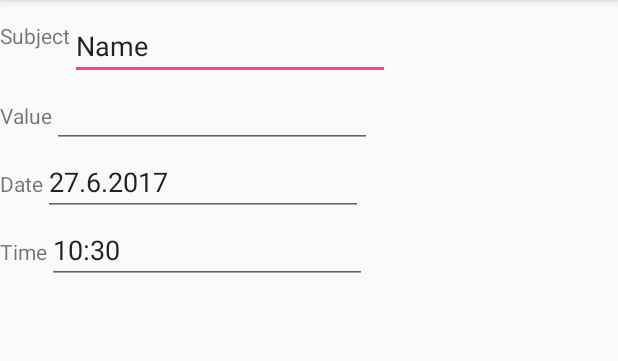
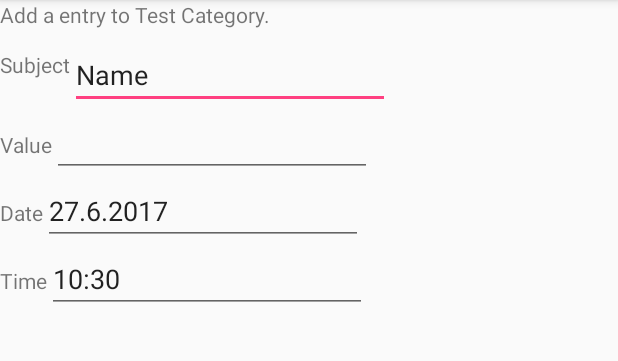
Before and after one commit to senden9/accountBookAndroid, an Android app: the screen it shows after launch (AddEntry), after a tap on "Test Category", on a phone screen of 412 x 824 dp, the part 84-445 px from its top. Run offline under Robolectric (Android 15) with nearby library versions, the phone set to English and light mode, and no system bars.

Commit message:
Add extra data to activity linking.

```diff
--- a/app/src/main/java/com/stefano_probst/gridtest/AddEntry.java
+++ b/app/src/main/java/com/stefano_probst/gridtest/AddEntry.java
@@ -2,10 +2,13 @@ package com.stefano_probst.gridtest;
 
 import android.app.DatePickerDialog;
 import android.app.TimePickerDialog;
+import android.content.Intent;
+import android.database.sqlite.SQLiteDatabase;
 import android.support.v7.app.AppCompatActivity;
 import android.os.Bundle;
 import android.view.View;
 import android.widget.EditText;
+import android.widget.TextView;
 import android.widget.TimePicker;
 import android.widget.DatePicker;
 
@@ -13,12 +16,19 @@ import java.util.Calendar;
 
 public class AddEntry extends AppCompatActivity {
 
-    private int mHour, mMinute, mYear, mMonth, mDay;
+    private int mHour, mMinute, mYear, mMonth, mDay, mID;
+    private CategoryDbHelper mCategoryDB;
+    private SQLiteDatabase db;
+
 
     @Override
     protected void onCreate(Bundle savedInstanceState) {
         super.onCreate(savedInstanceState);
         setContentView(R.layout.activity_add_entry);
+
+        mCategoryDB = new CategoryDbHelper(getApplicationContext());
+        db = mCategoryDB.getWritableDatabase();
+
         final Calendar c = Calendar.getInstance();
         mHour = c.get(Calendar.HOUR_OF_DAY);
         mMinute = c.get(Calendar.MINUTE);
@@ -31,6 +41,12 @@ public class AddEntry extends AppCompatActivity {
         ((EditText)findViewById(R.id.entry_time)).setText(hourStr+":"+minuteStr);
 
         ((EditText)findViewById(R.id.entry_date)).setText(mDay + "." + (mMonth + 1) + "." + mYear);
+
+        // Get the Intent that started this activity and extract the string
+        Intent intent = getIntent();
+        String message = intent.getStringExtra(MainActivity.EXTRA_MESSAGE);
+        mID = Integer.parseInt(message);
+        ((TextView)findViewById(R.id.header)).setText("Add a entry to " + mCategoryDB.getName(db, mID) + ".");
     }
 
     public void timeCallback(View v){
@@ -66,4 +82,10 @@ public class AddEntry extends AppCompatActivity {
                 }, mYear, mMonth, mDay);
         datePickerDialog.show();
     }
+
+    protected void onDestroy() {
+        mCategoryDB.close();
+        db.close();
+        super.onDestroy();
+    }
 }
--- a/app/src/main/java/com/stefano_probst/gridtest/ImageAdapter.java
+++ b/app/src/main/java/com/stefano_probst/gridtest/ImageAdapter.java
@@ -1,6 +1,7 @@
 package com.stefano_probst.gridtest;
 
 import android.content.Context;
+import android.content.Intent;
 import android.content.res.Resources;
 import android.database.Cursor;
 import android.database.DataSetObserver;
@@ -19,6 +20,7 @@ import android.widget.ListView;
 import android.widget.TextView;
 
 import java.util.List;
+import java.util.Map;
 
 
 public class ImageAdapter extends BaseAdapter {
@@ -26,6 +28,7 @@ public class ImageAdapter extends BaseAdapter {
     private CategoryDbHelper mCategoryDB;
     private SQLiteDatabase db;
     private Cursor mCursorIter = null;
+    private Map<Integer, Integer> map; // Position to ID.
 
     public ImageAdapter(Context c) {
         mContext = c;
@@ -61,7 +64,7 @@ public class ImageAdapter extends BaseAdapter {
                 mCursorIter = mCategoryDB.getCategoryList(db);
             }
             if (mCursorIter.moveToNext() == false){
-                Log.e("ImageAdapter", "We are already behind the last element.");
+                Log.e("ImageAdapter", "We are now behind the last element. El" + position);
             }*/
             // if it's not recycled, initialize some attributes
             imageView = new ImageView(mContext);
--- a/app/src/main/java/com/stefano_probst/gridtest/MainActivity.java
+++ b/app/src/main/java/com/stefano_probst/gridtest/MainActivity.java
@@ -23,6 +23,7 @@ public class MainActivity extends AppCompatActivity
         implements NavigationView.OnNavigationItemSelectedListener {
     private CategoryDbHelper mCategoryDB;
     private SQLiteDatabase db;
+    public static final String EXTRA_MESSAGE = "com.stefano_probst.gridtest.MESSAGE";
 
     @Override
     protected void onCreate(Bundle savedInstanceState) {
@@ -58,6 +59,8 @@ public class MainActivity extends AppCompatActivity
                 Toast.makeText(MainActivity.this, "" + position,
                         Toast.LENGTH_SHORT).show();
                 Intent intent = new Intent(MainActivity.this, AddEntry.class);
+                String message = "" + (position+1); // ID. Not clean at the moment…
+                intent.putExtra(EXTRA_MESSAGE, message);
                 startActivity(intent);
             }
         });
@@ -124,6 +127,7 @@ public class MainActivity extends AppCompatActivity
 
     protected void onDestroy() {
         mCategoryDB.close();
+        db.close();
         super.onDestroy();
     }
     }
--- a/app/src/main/res/layout/activity_add_entry.xml
+++ b/app/src/main/res/layout/activity_add_entry.xml
@@ -7,6 +7,11 @@
     tools:context="com.stefano_probst.gridtest.AddEntry"
     android:orientation="vertical">
 
+    <TextView
+        android:id="@+id/header"
+        android:layout_width="wrap_content"
+        android:layout_height="wrap_content"
+        android:text="Something si wrong. You should not see this." />
     <LinearLayout
         android:layout_width="match_parent"
         android:layout_height="wrap_content">
```
